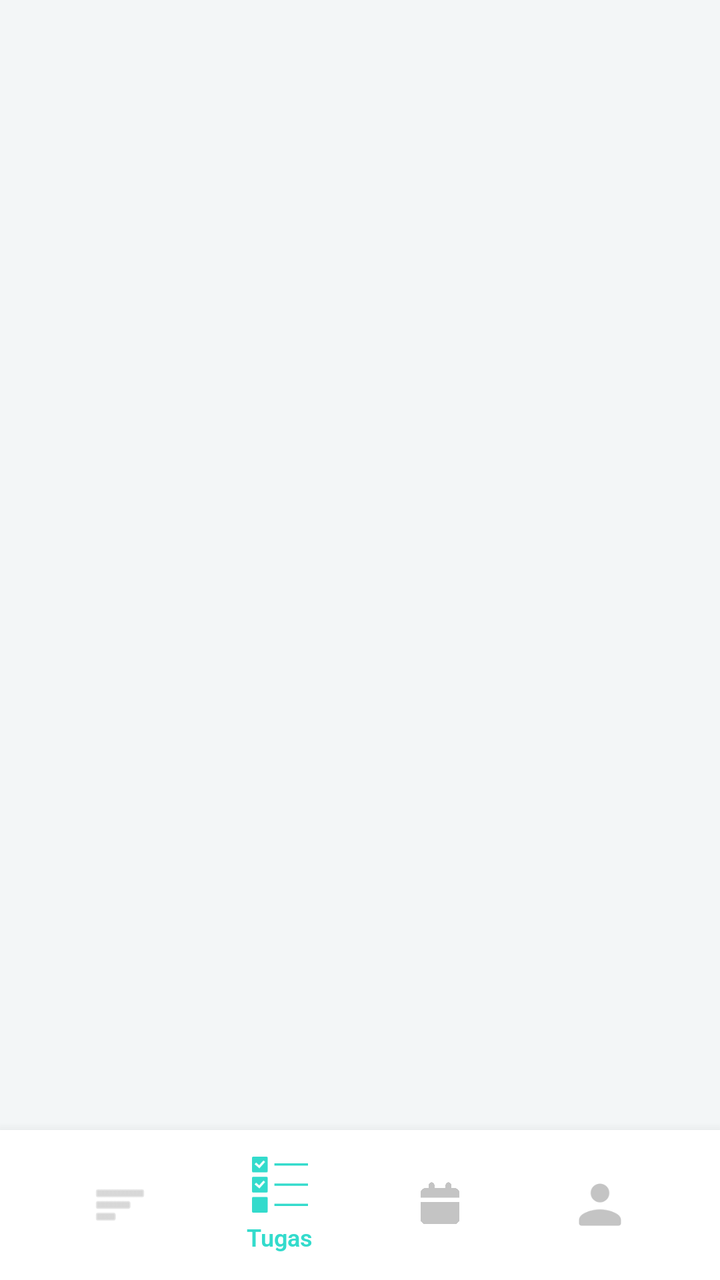
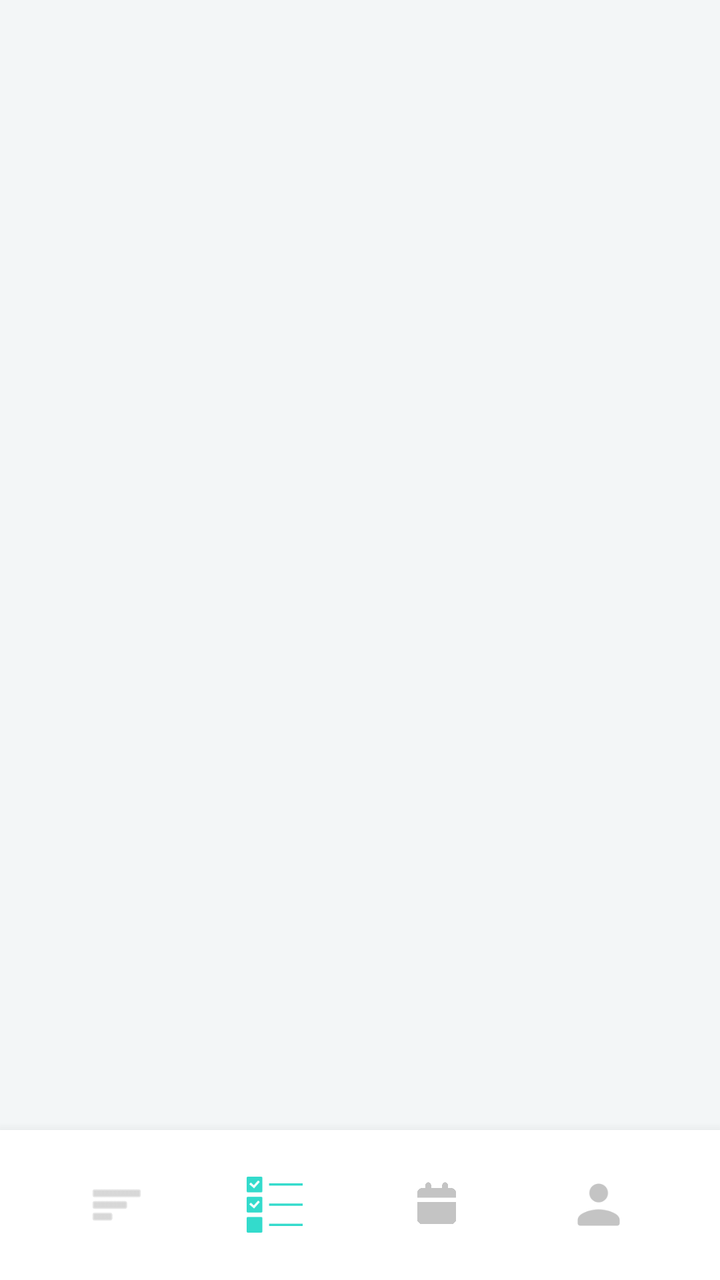

The first picture is an Android layout as it rendered before a commit; the second is the same layout after the commit. The layout source and the unified diff follow.
<!-- AndroidManifest.xml: application theme Theme.Todolist -->
<!-- res/layout/activity_main.xml -->
<?xml version="1.0" encoding="utf-8"?>
<androidx.drawerlayout.widget.DrawerLayout
    xmlns:android="http://schemas.android.com/apk/res/android"
    xmlns:app="http://schemas.android.com/apk/res-auto"
    android:id="@+id/drawerLayout"
    android:layout_width="match_parent"
    android:layout_height="match_parent">

    <androidx.constraintlayout.widget.ConstraintLayout
        android:layout_width="match_parent"
        android:layout_height="match_parent"
        android:background="#F3F6F7">

        <FrameLayout
            android:id="@+id/fragment_container"
            android:layout_width="match_parent"
            android:layout_height="0dp"
            app:layout_constraintTop_toTopOf="parent"
            app:layout_constraintBottom_toTopOf="@id/bottomNav" />

        <LinearLayout
            android:id="@+id/bottomNav"
            android:layout_width="match_parent"
            android:layout_height="75dp"
            android:background="#FFFFFF"
            android:elevation="10dp"
            android:gravity="center"
            android:orientation="horizontal"
            android:paddingHorizontal="20dp"
            app:layout_constraintBottom_toBottomOf="parent">

            <LinearLayout
                android:id="@+id/navSort"
                android:layout_width="0dp"
                android:layout_height="wrap_content"
                android:layout_weight="1"
                android:gravity="center"
                android:orientation="vertical">
                <ImageView
                    android:layout_width="28dp"
                    android:layout_height="28dp"
                    android:src="@android:drawable/ic_menu_sort_by_size"
                    app:tint="#BDBDBD"/>
            </LinearLayout>

            <LinearLayout
                android:id="@+id/navTugas"
                android:layout_width="0dp"
                android:layout_height="wrap_content"
                android:layout_weight="1"
                android:gravity="center"
                android:orientation="vertical">
                <ImageView
                    android:id="@+id/iconTugas"
                    android:layout_width="28dp"
                    android:layout_height="28dp"
                    android:src="@drawable/task"
                    app:tint="#33dbcc"/>
                <TextView
                    android:id="@+id/textTugas"
                    android:layout_width="wrap_content"
                    android:layout_height="wrap_content"
                    android:layout_marginTop="4dp"
                    android:text="Tugas"
                    android:textColor="#33dbcc"
                    android:fontFamily="@font/robotosemibold"
                    android:textSize="12sp"
                    android:visibility="visible"/>
            </LinearLayout>

            <LinearLayout
                android:id="@+id/navKalender"
                android:layout_width="0dp"
                android:layout_height="wrap_content"
                android:layout_weight="1"
                android:gravity="center"
                android:orientation="vertical">
                <ImageView
                    android:id="@+id/iconKalender"
                    android:layout_width="28dp"
                    android:layout_height="28dp"
                    android:src="@drawable/calender"
                    app:tint="#C4C4C4"/>
                <TextView
                    android:id="@+id/textKalender"
                    android:layout_width="wrap_content"
                    android:layout_height="wrap_content"
                    android:layout_marginTop="4dp"
                    android:text="Kalender"
                    android:textColor="#33dbcc"
                    android:fontFamily="@font/robotosemibold"
                    android:textSize="12sp"
                    android:visibility="gone"/>
            </LinearLayout>

            <LinearLayout
                android:id="@+id/navAkun"
                android:layout_width="0dp"
                android:layout_height="wrap_content"
                android:layout_weight="1"
                android:gravity="center"
                android:orientation="vertical">
                <ImageView
                    android:id="@+id/iconAkun"
                    android:layout_width="28dp"
                    android:layout_height="28dp"
                    android:src="@drawable/user"
                    app:tint="#C4C4C4"/>
                <TextView
                    android:id="@+id/textAkun"
                    android:layout_width="wrap_content"
                    android:layout_height="wrap_content"
                    android:layout_marginTop="4dp"
                    android:text="Akun"
                    android:textColor="#33dbcc"
                    android:fontFamily="@font/robotosemibold"
                    android:textSize="12sp"
                    android:visibility="gone"/>
            </LinearLayout>
        </LinearLayout>
    </androidx.constraintlayout.widget.ConstraintLayout>

    <LinearLayout
        android:id="@+id/sidebarMenu"
        android:layout_width="280dp"
        android:layout_height="match_parent"
        android:layout_gravity="start"
        android:background="#FFFFFF"
        android:orientation="vertical"
        android:elevation="16dp">

        <FrameLayout
            android:layout_width="match_parent"
            android:layout_height="160dp"
            android:background="#6488E4">
            <TextView
                android:layout_width="wrap_content"
                android:layout_height="wrap_content"
                android:layout_gravity="center_vertical"
                android:layout_marginStart="24dp"
                android:text="To-Do List"
                android:textColor="#FFFFFF"
                android:textSize="32sp"
                android:textStyle="bold" />
        </FrameLayout>

        <ScrollView
            android:layout_width="match_parent"
            android:layout_height="match_parent"
            android:scrollbars="none">

            <LinearLayout
                android:layout_width="match_parent"
                android:layout_height="wrap_content"
                android:orientation="vertical"
                android:paddingHorizontal="24dp"
                android:paddingVertical="16dp">

                <LinearLayout
                    android:id="@+id/category"
                    android:layout_width="match_parent"
                    android:layout_height="wrap_content"
                    android:paddingVertical="14dp"
                    android:gravity="center_vertical"
                    android:orientation="horizontal">
                    <ImageView
                        android:layout_width="24dp"
                        android:layout_height="24dp"
                        android:src="@drawable/category" />
                    <TextView
                        android:layout_width="wrap_content"
                        android:layout_height="wrap_content"
                        android:layout_marginStart="16dp"
                        android:text="Kategori"
                        android:textColor="#555555"
                        android:textSize="14sp"
                        android:fontFamily="@font/robotosemibold"/>
                </LinearLayout>

                <LinearLayout
                    android:id="@+id/history"
                    android:layout_width="match_parent"
                    android:layout_height="wrap_content"
                    android:paddingVertical="14dp"
                    android:gravity="center_vertical"
                    android:orientation="horizontal">
                    <ImageView
                        android:layout_width="24dp"
                        android:layout_height="24dp"
                        android:src="@drawable/history" />
                    <TextView
                        android:layout_width="wrap_content"
                        android:layout_height="wrap_content"
                        android:layout_marginStart="16dp"
                        android:text="Riwayat"
                        android:textColor="#555555"
                        android:textSize="14sp"
                        android:fontFamily="@font/robotosemibold"/>
                </LinearLayout>

                <LinearLayout
                    android:id="@+id/menuSumbang"
                    android:layout_width="match_parent"
                    android:layout_height="wrap_content"
                    android:paddingVertical="14dp"
                    android:gravity="center_vertical"
                    android:orientation="horizontal">
                    <ImageView
                        android:layout_width="24dp"
                        android:layout_height="24dp"
                        android:src="@drawable/love" />
                    <TextView
                        android:layout_width="wrap_content"
                        android:layout_height="wrap_content"
                        android:layout_marginStart="16dp"
                        android:text="Sumbang"
                        android:textColor="#555555"
                        android:textSize="14sp"
                        android:fontFamily="@font/robotosemibold"/>
                </LinearLayout>

                <LinearLayout
                    android:id="@+id/menuPengaturan"
                    android:layout_width="match_parent"
                    android:layout_height="wrap_content"
                    android:paddingVertical="14dp"
                    android:gravity="center_vertical"
                    android:orientation="horizontal">
                    <ImageView
                        android:layout_width="24dp"
                        android:layout_height="24dp"
                        android:src="@drawable/settings" />
                    <TextView
                        android:layout_width="wrap_content"
                        android:layout_height="wrap_content"
                        android:layout_marginStart="16dp"
                        android:text="Pengaturan"
                        android:textColor="#555555"
                        android:textSize="14sp"
                        android:fontFamily="@font/robotosemibold"/>
                </LinearLayout>

                <LinearLayout
                    android:id="@+id/menuLogout"
                    android:layout_width="match_parent"
                    android:layout_height="wrap_content"
                    android:paddingVertical="14dp"
                    android:gravity="center_vertical"
                    android:orientation="horizontal">
                    <ImageView
                        android:layout_width="24dp"
                        android:layout_height="24dp"
                        android:src="@drawable/logout" />
                    <TextView
                        android:layout_width="wrap_content"
                        android:layout_height="wrap_content"
                        android:layout_marginStart="16dp"
                        android:text="Keluar"
                        android:textColor="#555555"
                        android:textSize="14sp"
                        android:fontFamily="@font/robotosemibold"/>
                </LinearLayout>

            </LinearLayout>
        </ScrollView>
    </LinearLayout>
</androidx.drawerlayout.widget.DrawerLayout>
<!-- resources referenced by this layout -->
<resources>
  <!-- drawable calender: png bitmap (drawable, 12905 bytes) -->
  <!-- drawable category: png bitmap (drawable, 1898 bytes) -->
  <!-- drawable history: png bitmap (drawable, 2256 bytes) -->
  <!-- drawable logout: png bitmap (drawable, 1042 bytes) -->
  <!-- drawable love: png bitmap (drawable, 1511 bytes) -->
  <!-- drawable settings: png bitmap (drawable, 1979 bytes) -->
  <!-- drawable task: png bitmap (drawable, 706 bytes) -->
  <!-- drawable user: png bitmap (drawable, 1003 bytes) -->
  <style name="Theme.Todolist" parent="Base.Theme.Todolist" />
  <style name="Base.Theme.Todolist" parent="Theme.Material3.DayNight.NoActionBar">
          
          
      </style>
</resources>

<!-- the commit's change to res/layout/activity_main.xml (unified diff, before → after) -->
@@ -43,80 +43,114 @@
                     app:tint="#BDBDBD"/>
             </LinearLayout>
 
-            <LinearLayout
+            <FrameLayout
                 android:id="@+id/navTugas"
                 android:layout_width="0dp"
-                android:layout_height="wrap_content"
+                android:layout_height="match_parent"
                 android:layout_weight="1"
-                android:gravity="center"
-                android:orientation="vertical">
-                <ImageView
-                    android:id="@+id/iconTugas"
-                    android:layout_width="28dp"
-                    android:layout_height="28dp"
-                    android:src="@drawable/task"
-                    app:tint="#33dbcc"/>
-                <TextView
-                    android:id="@+id/textTugas"
-                    android:layout_width="wrap_content"
-                    android:layout_height="wrap_content"
-                    android:layout_marginTop="4dp"
-                    android:text="Tugas"
-                    android:textColor="#33dbcc"
-                    android:fontFamily="@font/robotosemibold"
-                    android:textSize="12sp"
-                    android:visibility="visible"/>
-            </LinearLayout>
-
-            <LinearLayout
+                android:layout_marginHorizontal="2dp"
+                android:paddingVertical="4dp"> <View
+                android:id="@+id/bgTugas"
+                android:layout_width="match_parent"
+                android:layout_height="match_parent"
+                android:background="@drawable/bg_nav_active"
+                android:visibility="gone"/>
+                <LinearLayout
+                    android:layout_width="match_parent"
+                    android:layout_height="match_parent"
+                    android:gravity="center"
+                    android:orientation="vertical">
+                    <ImageView
+                        android:id="@+id/iconTugas"
+                        android:layout_width="28dp"
+                        android:layout_height="28dp"
+                        android:src="@drawable/task"
+                        app:tint="#33dbcc"/>
+                    <TextView
+                        android:id="@+id/textTugas"
+                        android:layout_width="wrap_content"
+                        android:layout_height="wrap_content"
+                        android:layout_marginTop="4dp"
+                        android:fontFamily="@font/robotosemibold"
+                        android:text="Tugas"
+                        android:textColor="#33dbcc"
+                        android:textSize="12sp"
+                        android:visibility="gone"/>
+                </LinearLayout>
+            </FrameLayout>
+
+            <FrameLayout
                 android:id="@+id/navKalender"
                 android:layout_width="0dp"
-                android:layout_height="wrap_content"
+                android:layout_height="match_parent"
                 android:layout_weight="1"
-                android:gravity="center"
-                android:orientation="vertical">
-                <ImageView
-                    android:id="@+id/iconKalender"
-                    android:layout_width="28dp"
-                    android:layout_height="28dp"
-                    android:src="@drawable/calender"
-                    app:tint="#C4C4C4"/>
-                <TextView
-                    android:id="@+id/textKalender"
-                    android:layout_width="wrap_content"
-                    android:layout_height="wrap_content"
-                    android:layout_marginTop="4dp"
-                    android:text="Kalender"
-                    android:textColor="#33dbcc"
-                    android:fontFamily="@font/robotosemibold"
-                    android:textSize="12sp"
-                    android:visibility="gone"/>
-            </LinearLayout>
-
-            <LinearLayout
+                android:layout_marginHorizontal="2dp"
+                android:paddingVertical="4dp"> <View
+                android:id="@+id/bgKalender"
+                android:layout_width="match_parent"
+                android:layout_height="match_parent"
+                android:background="@drawable/bg_nav_active"
+                android:visibility="gone"/>
+                <LinearLayout
+                    android:layout_width="match_parent"
+                    android:layout_height="match_parent"
+                    android:gravity="center"
+                    android:orientation="vertical">
+                    <ImageView
+                        android:id="@+id/iconKalender"
+                        android:layout_width="28dp"
+                        android:layout_height="28dp"
+                        android:src="@drawable/calender"
+                        app:tint="#C4C4C4"/>
+                    <TextView
+                        android:id="@+id/textKalender"
+                        android:layout_width="wrap_content"
+                        android:layout_height="wrap_content"
+                        android:layout_marginTop="4dp"
+                        android:fontFamily="@font/robotosemibold"
+                        android:text="Kalender"
+                        android:textColor="#33dbcc"
+                        android:textSize="12sp"
+                        android:visibility="gone"/>
+                </LinearLayout>
+            </FrameLayout>
+
+            <FrameLayout
                 android:id="@+id/navAkun"
                 android:layout_width="0dp"
-                android:layout_height="wrap_content"
+                android:layout_height="match_parent"
                 android:layout_weight="1"
-                android:gravity="center"
-                android:orientation="vertical">
-                <ImageView
-                    android:id="@+id/iconAkun"
-                    android:layout_width="28dp"
-                    android:layout_height="28dp"
-                    android:src="@drawable/user"
-                    app:tint="#C4C4C4"/>
-                <TextView
-                    android:id="@+id/textAkun"
-                    android:layout_width="wrap_content"
-                    android:layout_height="wrap_content"
-                    android:layout_marginTop="4dp"
-                    android:text="Akun"
-                    android:textColor="#33dbcc"
-                    android:fontFamily="@font/robotosemibold"
-                    android:textSize="12sp"
-                    android:visibility="gone"/>
-            </LinearLayout>
+                android:layout_marginHorizontal="2dp"
+                android:paddingVertical="4dp"> <View
+                android:id="@+id/bgAkun"
+                android:layout_width="match_parent"
+                android:layout_height="match_parent"
+                android:background="@drawable/bg_nav_active"
+                android:visibility="gone"/>
+                <LinearLayout
+                    android:layout_width="match_parent"
+                    android:layout_height="match_parent"
+                    android:gravity="center"
+                    android:orientation="vertical">
+                    <ImageView
+                        android:id="@+id/iconAkun"
+                        android:layout_width="28dp"
+                        android:layout_height="28dp"
+                        android:src="@drawable/user"
+                        app:tint="#C4C4C4"/>
+                    <TextView
+                        android:id="@+id/textAkun"
+                        android:layout_width="wrap_content"
+                        android:layout_height="wrap_content"
+                        android:layout_marginTop="4dp"
+                        android:fontFamily="@font/robotosemibold"
+                        android:text="Akun"
+                        android:textColor="#33dbcc"
+                        android:textSize="12sp"
+                        android:visibility="gone"/>
+                </LinearLayout>
+            </FrameLayout>
+
         </LinearLayout>
     </androidx.constraintlayout.widget.ConstraintLayout>
 
<!-- resource entries referenced after the edit -->
@@ -1,5 +1,14 @@
 <!-- resources referenced by this layout -->
 <resources>
+  <!-- drawable bg_nav_active (drawable) -->
+  <?xml version="1.0" encoding="utf-8"?>
+  <shape xmlns:android="http://schemas.android.com/apk/res/android"
+      android:shape="rectangle">
+  
+      <solid android:color="#2033DBCC" />
+  
+      <corners android:radius="8dp" />
+  </shape>
   <!-- drawable calender: png bitmap (drawable, 12905 bytes) -->
   <!-- drawable category: png bitmap (drawable, 1898 bytes) -->
   <!-- drawable history: png bitmap (drawable, 2256 bytes) -->
